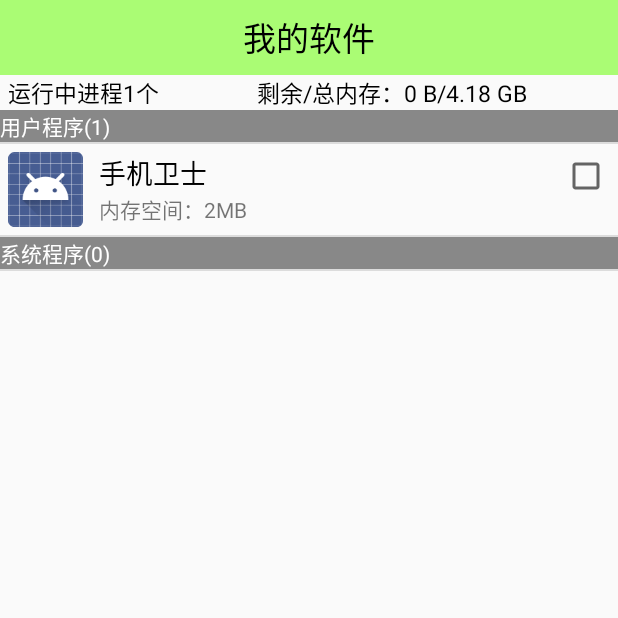
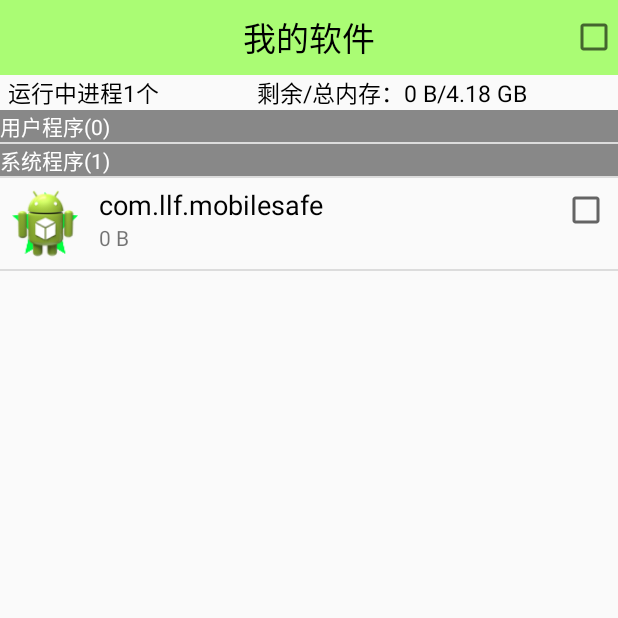
Before and after one commit to PhychoLee/MobileSafe, an Android app: the TaskManagerActivity screen opened directly, with no data from a screen before it, on a phone screen of 412 x 824 dp, the top half of it. Run offline under Robolectric (Android 15) with nearby library versions, the phone set to English and light mode, and no system bars.

Commit message:
1.进程信息ListView,添加CheckBox点击事件和选择所有  (未完成)

```diff
--- a/app/src/main/java/com/llf/mobilesafe/activity/TaskManagerActivity.java
+++ b/app/src/main/java/com/llf/mobilesafe/activity/TaskManagerActivity.java
@@ -7,6 +7,7 @@ import android.os.Bundle;
 import android.text.format.Formatter;
 import android.view.View;
 import android.view.ViewGroup;
+import android.widget.AdapterView;
 import android.widget.BaseAdapter;
 import android.widget.CheckBox;
 import android.widget.ImageView;
@@ -31,6 +32,8 @@ public class TaskManagerActivity extends Activity {
     private List<TaskInfo> taskInfos;
     private List<TaskInfo> userTaskInfos;
     private List<TaskInfo> systemTaskInfos;
+    private CheckBox cb_task_all;
+    private TaskInfoAdapter taskInfoAdapter;
 
 
     @Override
@@ -64,7 +67,7 @@ public class TaskManagerActivity extends Activity {
                 runOnUiThread(new Runnable() {
                     @Override
                     public void run() {
-                        TaskInfoAdapter taskInfoAdapter = new TaskInfoAdapter();
+                        taskInfoAdapter = new TaskInfoAdapter();
                         list_task.setAdapter(taskInfoAdapter);
                     }
                 });
@@ -81,15 +84,15 @@ public class TaskManagerActivity extends Activity {
 
         @Override
         public Object getItem(int position) {
-            if (position == 0){
-                return  null;
-            }else if (position == userTaskInfos.size() +1){
+            if (position == 0) {
+                return null;
+            } else if (position == userTaskInfos.size() + 1) {
                 return null;
             }
             TaskInfo taskInfo;
-            if (position < userTaskInfos.size() +1){
+            if (position < userTaskInfos.size() + 1) {
                 taskInfo = userTaskInfos.get(position - 1);
-            }else {
+            } else {
                 int location = 2 + userTaskInfos.size();
                 taskInfo = systemTaskInfos.get(position - location);
             }
@@ -98,23 +101,23 @@ public class TaskManagerActivity extends Activity {
 
         @Override
         public long getItemId(int position) {
-            return 0;
+            return position;
         }
 
         @Override
         public View getView(int position, View convertView, ViewGroup parent) {
-            if (position == 0){
+            if (position == 0) {
                 //添加用户应用条
                 TextView tv_user = new TextView(TaskManagerActivity.this);
-                tv_user.setText("用户程序("+userTaskInfos.size()+")");
+                tv_user.setText("用户程序(" + userTaskInfos.size() + ")");
                 tv_user.setTextColor(Color.WHITE);
                 tv_user.setBackgroundColor(Color.GRAY);
 
                 return tv_user;
-            }else if (position == userTaskInfos.size() + 1){
+            } else if (position == userTaskInfos.size() + 1) {
                 //添加系统应用条
                 TextView tv_sys = new TextView(TaskManagerActivity.this);
-                tv_sys.setText("系统程序("+systemTaskInfos.size()+")");
+                tv_sys.setText("系统程序(" + systemTaskInfos.size() + ")");
                 tv_sys.setTextColor(Color.WHITE);
                 tv_sys.setBackgroundColor(Color.GRAY);
 
@@ -123,16 +126,16 @@ public class TaskManagerActivity extends Activity {
 
             //跳过两个提示TextView
             TaskInfo taskInfo;
-            if (position < userTaskInfos.size() +1){
+            if (position < userTaskInfos.size() + 1) {
                 taskInfo = userTaskInfos.get(position - 1);
-            }else {
+            } else {
                 int location = 2 + userTaskInfos.size();
                 taskInfo = systemTaskInfos.get(position - location);
             }
 
 
             ViewHolder holder;
-            if (convertView != null && convertView instanceof LinearLayout){
+            if (convertView != null && convertView instanceof LinearLayout) {
                 holder = (ViewHolder) convertView.getTag();
             } else {
                 convertView = View.inflate(TaskManagerActivity.this, R.layout.item_task_manager, null);
@@ -140,6 +143,7 @@ public class TaskManagerActivity extends Activity {
                 holder.iv_task_icon = (ImageView) convertView.findViewById(R.id.iv_task_icon);
                 holder.tv_task_name = (TextView) convertView.findViewById(R.id.tv_task_name);
                 holder.tv_task_mem = (TextView) convertView.findViewById(R.id.tv_task_mem);
+                holder.cb_task = (CheckBox) convertView.findViewById(R.id.cb_task);
 
                 convertView.setTag(holder);
             }
@@ -147,6 +151,12 @@ public class TaskManagerActivity extends Activity {
 
             holder.iv_task_icon.setImageDrawable(taskInfo.getIcon());
             holder.tv_task_name.setText(taskInfo.getAppName());
+            holder.tv_task_mem.setText(Formatter.formatFileSize(TaskManagerActivity.this, taskInfo.getMemory()));
+            if (taskInfo.isChecked()) {
+                holder.cb_task.setChecked(true);
+            } else {
+                holder.cb_task.setChecked(false);
+            }
 
             return convertView;
         }
@@ -163,6 +173,7 @@ public class TaskManagerActivity extends Activity {
         tv_task_count = (TextView) findViewById(R.id.tv_task_count);
         tv_memory = (TextView) findViewById(R.id.tv_memory);
         list_task = (ListView) findViewById(R.id.list_task);
+        cb_task_all = (CheckBox) findViewById(R.id.cb_task_all);
 
         //进程数
         int taskCount = ServiceStateUtils.getTaskCount(this);
@@ -173,5 +184,54 @@ public class TaskManagerActivity extends Activity {
         //总内存
         long totalMem = ServiceStateUtils.getTotalMen(this);
         tv_memory.setText("剩余/总内存：" + Formatter.formatFileSize(this, availMem) + "/" + Formatter.formatFileSize(this, totalMem));
+
+        //给ListView设置Item监听
+        list_task.setOnItemClickListener(new AdapterView.OnItemClickListener() {
+            @Override
+            public void onItemClick(AdapterView<?> parent, View view, int position, long id) {
+                Object item = list_task.getItemAtPosition(position);
+
+                if (item != null && item instanceof TaskInfo) {
+
+                    ViewHolder holder = (ViewHolder) view.getTag();
+                    TaskInfo taskInfo = (TaskInfo) item;
+
+                    if (holder.cb_task.isChecked()) {
+                        taskInfo.setChecked(false);
+                        holder.cb_task.setChecked(false);
+                    }else {
+                        taskInfo.setChecked(true);
+                        holder.cb_task.setChecked(true);
+                    }
+                }
+            }
+        });
+    }
+
+    /**
+     * 选择所有
+     *
+     * @param view
+     */
+    public void checkAll(View view) {
+        System.out.println("CheckAll==============");
+        if (cb_task_all.isChecked()) {
+            for (TaskInfo taskInfo : userTaskInfos) {
+                taskInfo.setChecked(true);
+            }
+            for (TaskInfo taskInfo : systemTaskInfos) {
+                taskInfo.setChecked(true);
+            }
+        }else {
+            for (TaskInfo taskInfo : userTaskInfos) {
+                taskInfo.setChecked(false);
+            }
+            for (TaskInfo taskInfo : systemTaskInfos) {
+                taskInfo.setChecked(false);
+            }
+        }
+
+        //刷新
+        taskInfoAdapter.notifyDataSetChanged();
     }
 }
--- a/app/src/main/java/com/llf/mobilesafe/domain/TaskInfo.java
+++ b/app/src/main/java/com/llf/mobilesafe/domain/TaskInfo.java
@@ -9,9 +9,10 @@ public class TaskInfo {
 
     private String packageName;
     private String appName;
-    private String memory;
+    private long memory;
     private Drawable icon;
     private boolean userApp;
+    private boolean checked;
 
     public String getPackageName() {
         return packageName;
@@ -29,11 +30,11 @@ public class TaskInfo {
         this.appName = appName;
     }
 
-    public String getMemory() {
+    public long getMemory() {
         return memory;
     }
 
-    public void setMemory(String memory) {
+    public void setMemory(long memory) {
         this.memory = memory;
     }
 
@@ -52,4 +53,12 @@ public class TaskInfo {
     public void setUserApp(boolean userApp) {
         this.userApp = userApp;
     }
+
+    public boolean isChecked() {
+        return checked;
+    }
+
+    public void setChecked(boolean checked) {
+        this.checked = checked;
+    }
 }
--- a/app/src/main/java/com/llf/mobilesafe/engine/TaskInfos.java
+++ b/app/src/main/java/com/llf/mobilesafe/engine/TaskInfos.java
@@ -6,6 +6,7 @@ import android.content.pm.ApplicationInfo;
 import android.content.pm.PackageInfo;
 import android.content.pm.PackageManager;
 import android.graphics.drawable.Drawable;
+import android.os.Debug;
 
 import com.llf.mobilesafe.R;
 import com.llf.mobilesafe.domain.TaskInfo;
@@ -40,19 +41,13 @@ public class TaskInfos {
                 //应用名
                 String appName = packageInfo.applicationInfo.loadLabel(packageManager).toString();
 
+                //内存占用
+                Debug.MemoryInfo[] processMemoryInfo = activityManager.getProcessMemoryInfo(new int[]{runningAppProcessInfo.pid});
+                long totalPrivateDirty = processMemoryInfo[0].getTotalPrivateDirty() *1024;
 
-//                if (icon == null) {
-//                    taskInfo.setIcon(context.getResources().getDrawable(
-//                            R.drawable.ic_launcher2));
-//                } else {
-                    taskInfo.setIcon(icon);
-//                }
-//
-//                if (appName == null) {
-//                    taskInfo.setAppName(processName);
-//                } else {
-                    taskInfo.setAppName(appName);
-//                }
+                taskInfo.setIcon(icon);
+                taskInfo.setAppName(appName);
+                taskInfo.setMemory(totalPrivateDirty);
 
                 //应用标记
                 int flags = packageInfo.applicationInfo.flags;
--- a/app/src/main/res/layout/activity_atools.xml
+++ b/app/src/main/res/layout/activity_atools.xml
@@ -2,7 +2,7 @@
 <LinearLayout xmlns:android="http://schemas.android.com/apk/res/android"
     android:layout_width="match_parent"
     android:layout_height="match_parent"
-    android:orientation="vertical" >
+    android:orientation="vertical">
 
     <TextView
         style="@style/TitleBar"
@@ -12,12 +12,12 @@
         android:layout_width="match_parent"
         android:layout_height="wrap_content"
         android:background="@drawable/btn_green_light_selector"
+        android:clickable="true"
         android:drawableLeft="@android:drawable/ic_menu_camera"
         android:drawablePadding="5dp"
         android:gravity="center_vertical"
+        android:onClick="numberAddressQuery"
         android:padding="10dp"
-        android:onClick="numberAddressQuery"
-        android:clickable="true"
         android:text="归属地查询"
         android:textColor="@color/black"
         android:textSize="20sp" />
--- a/app/src/main/res/layout/activity_task_manager.xml
+++ b/app/src/main/res/layout/activity_task_manager.xml
@@ -5,10 +5,23 @@
     android:layout_height="match_parent"
     android:orientation="vertical">
 
-    <TextView
-        style="@style/TitleBar"
-        android:text="我的软件"
-        />
+    <RelativeLayout
+        android:layout_width="match_parent"
+        android:layout_height="wrap_content">
+        <TextView
+            style="@style/TitleBar"
+            android:text="我的软件"
+            />
+
+        <CheckBox
+            android:id="@+id/cb_task_all"
+            android:layout_width="wrap_content"
+            android:layout_height="wrap_content"
+            android:layout_alignParentRight="true"
+            android:layout_centerVertical="true"
+            android:onClick="checkAll"
+            />
+    </RelativeLayout>
 
     <LinearLayout
         android:layout_width="match_parent"
--- a/app/src/main/res/layout/item_task_manager.xml
+++ b/app/src/main/res/layout/item_task_manager.xml
@@ -43,6 +43,8 @@
             android:layout_width="wrap_content"
             android:layout_height="wrap_content"
             android:layout_alignParentRight="true"
+            android:focusable="false"
+            android:clickable="false"
             />
     </RelativeLayout>
 </LinearLayout>
```
